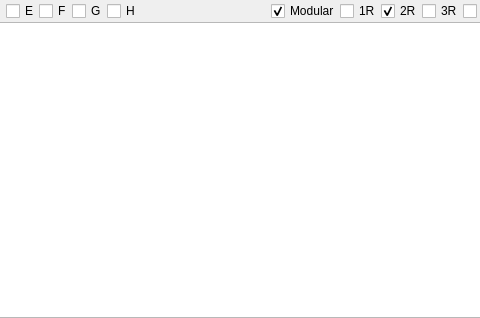
The window that Qt/qt4_mixer_widget.ui (kmatheussen/radium) describes before a commit, drawn with Qt 5; both pictures show x 158 to 638 and y 0 to 318 of the 1039 by 318 pixel window.
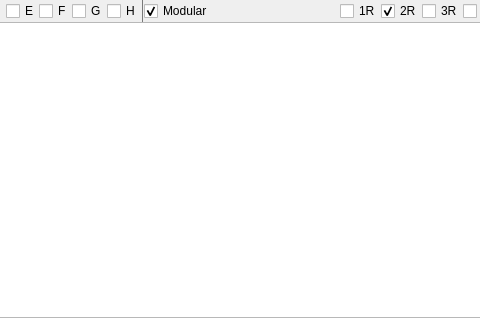
The same window after the commit.

Diff of the .ui file:
```diff
--- a/Qt/qt4_mixer_widget.ui
+++ b/Qt/qt4_mixer_widget.ui
@@ -142,6 +142,501 @@
        </attribute>
       </widget>
      </item>
+     <item>
+      <widget class="Line" name="line_8">
+       <property name="palette">
+        <palette>
+         <active>
+          <colorrole role="WindowText">
+           <brush brushstyle="SolidPattern">
+            <color alpha="255">
+             <red>121</red>
+             <green>121</green>
+             <blue>121</blue>
+            </color>
+           </brush>
+          </colorrole>
+          <colorrole role="Button">
+           <brush brushstyle="SolidPattern">
+            <color alpha="255">
+             <red>174</red>
+             <green>174</green>
+             <blue>174</blue>
+            </color>
+           </brush>
+          </colorrole>
+          <colorrole role="Light">
+           <brush brushstyle="SolidPattern">
+            <color alpha="255">
+             <red>195</red>
+             <green>195</green>
+             <blue>195</blue>
+            </color>
+           </brush>
+          </colorrole>
+          <colorrole role="Midlight">
+           <brush brushstyle="SolidPattern">
+            <color alpha="255">
+             <red>214</red>
+             <green>214</green>
+             <blue>214</blue>
+            </color>
+           </brush>
+          </colorrole>
+          <colorrole role="Dark">
+           <brush brushstyle="SolidPattern">
+            <color alpha="255">
+             <red>87</red>
+             <green>87</green>
+             <blue>87</blue>
+            </color>
+           </brush>
+          </colorrole>
+          <colorrole role="Mid">
+           <brush brushstyle="SolidPattern">
+            <color alpha="255">
+             <red>116</red>
+             <green>116</green>
+             <blue>116</blue>
+            </color>
+           </brush>
+          </colorrole>
+          <colorrole role="Text">
+           <brush brushstyle="SolidPattern">
+            <color alpha="255">
+             <red>84</red>
+             <green>84</green>
+             <blue>84</blue>
+            </color>
+           </brush>
+          </colorrole>
+          <colorrole role="BrightText">
+           <brush brushstyle="SolidPattern">
+            <color alpha="255">
+             <red>205</red>
+             <green>205</green>
+             <blue>205</blue>
+            </color>
+           </brush>
+          </colorrole>
+          <colorrole role="ButtonText">
+           <brush brushstyle="SolidPattern">
+            <color alpha="255">
+             <red>117</red>
+             <green>117</green>
+             <blue>117</blue>
+            </color>
+           </brush>
+          </colorrole>
+          <colorrole role="Base">
+           <brush brushstyle="SolidPattern">
+            <color alpha="255">
+             <red>226</red>
+             <green>226</green>
+             <blue>226</blue>
+            </color>
+           </brush>
+          </colorrole>
+          <colorrole role="Window">
+           <brush brushstyle="SolidPattern">
+            <color alpha="255">
+             <red>174</red>
+             <green>174</green>
+             <blue>174</blue>
+            </color>
+           </brush>
+          </colorrole>
+          <colorrole role="Shadow">
+           <brush brushstyle="SolidPattern">
+            <color alpha="255">
+             <red>84</red>
+             <green>84</green>
+             <blue>84</blue>
+            </color>
+           </brush>
+          </colorrole>
+          <colorrole role="HighlightedText">
+           <brush brushstyle="SolidPattern">
+            <color alpha="255">
+             <red>213</red>
+             <green>213</green>
+             <blue>213</blue>
+            </color>
+           </brush>
+          </colorrole>
+          <colorrole role="AlternateBase">
+           <brush brushstyle="SolidPattern">
+            <color alpha="255">
+             <red>214</red>
+             <green>214</green>
+             <blue>214</blue>
+            </color>
+           </brush>
+          </colorrole>
+          <colorrole role="NoRole">
+           <brush brushstyle="SolidPattern">
+            <color alpha="255">
+             <red>113</red>
+             <green>113</green>
+             <blue>113</blue>
+            </color>
+           </brush>
+          </colorrole>
+          <colorrole role="ToolTipBase">
+           <brush brushstyle="SolidPattern">
+            <color alpha="255">
+             <red>212</red>
+             <green>212</green>
+             <blue>183</blue>
+            </color>
+           </brush>
+          </colorrole>
+          <colorrole role="ToolTipText">
+           <brush brushstyle="SolidPattern">
+            <color alpha="255">
+             <red>92</red>
+             <green>92</green>
+             <blue>92</blue>
+            </color>
+           </brush>
+          </colorrole>
+         </active>
+         <inactive>
+          <colorrole role="WindowText">
+           <brush brushstyle="SolidPattern">
+            <color alpha="255">
+             <red>121</red>
+             <green>121</green>
+             <blue>121</blue>
+            </color>
+           </brush>
+          </colorrole>
+          <colorrole role="Button">
+           <brush brushstyle="SolidPattern">
+            <color alpha="255">
+             <red>174</red>
+             <green>174</green>
+             <blue>174</blue>
+            </color>
+           </brush>
+          </colorrole>
+          <colorrole role="Light">
+           <brush brushstyle="SolidPattern">
+            <color alpha="255">
+             <red>195</red>
+             <green>195</green>
+             <blue>195</blue>
+            </color>
+           </brush>
+          </colorrole>
+          <colorrole role="Midlight">
+           <brush brushstyle="SolidPattern">
+            <color alpha="255">
+             <red>214</red>
+             <green>214</green>
+             <blue>214</blue>
+            </color>
+           </brush>
+          </colorrole>
+          <colorrole role="Dark">
+           <brush brushstyle="SolidPattern">
+            <color alpha="255">
+             <red>87</red>
+             <green>87</green>
+             <blue>87</blue>
+            </color>
+           </brush>
+          </colorrole>
+          <colorrole role="Mid">
+           <brush brushstyle="SolidPattern">
+            <color alpha="255">
+             <red>116</red>
+             <green>116</green>
+             <blue>116</blue>
+            </color>
+           </brush>
+          </colorrole>
+          <colorrole role="Text">
+           <brush brushstyle="SolidPattern">
+            <color alpha="255">
+             <red>84</red>
+             <green>84</green>
+             <blue>84</blue>
+            </color>
+           </brush>
+          </colorrole>
+          <colorrole role="BrightText">
+           <brush brushstyle="SolidPattern">
+            <color alpha="255">
+             <red>205</red>
+             <green>205</green>
+             <blue>205</blue>
+            </color>
+           </brush>
+          </colorrole>
+          <colorrole role="ButtonText">
+           <brush brushstyle="SolidPattern">
+            <color alpha="255">
+             <red>117</red>
+             <green>117</green>
+             <blue>117</blue>
+            </color>
+           </brush>
+          </colorrole>
+          <colorrole role="Base">
+           <brush brushstyle="SolidPattern">
+            <color alpha="255">
+             <red>226</red>
+             <green>226</green>
+             <blue>226</blue>
+            </color>
+           </brush>
+          </colorrole>
+          <colorrole role="Window">
+           <brush brushstyle="SolidPattern">
+            <color alpha="255">
+             <red>174</red>
+             <green>174</green>
+             <blue>174</blue>
+            </color>
+           </brush>
+          </colorrole>
+          <colorrole role="Shadow">
+           <brush brushstyle="SolidPattern">
+            <color alpha="255">
+             <red>84</red>
+             <green>84</green>
+             <blue>84</blue>
+            </color>
+           </brush>
+          </colorrole>
+          <colorrole role="HighlightedText">
+           <brush brushstyle="SolidPattern">
+            <color alpha="255">
+             <red>213</red>
+             <green>213</green>
+             <blue>213</blue>
+            </color>
+           </brush>
+          </colorrole>
+          <colorrole role="AlternateBase">
+           <brush brushstyle="SolidPattern">
+            <color alpha="255">
+             <red>214</red>
+             <green>214</green>
+             <blue>214</blue>
+            </color>
+           </brush>
+          </colorrole>
+          <colorrole role="NoRole">
+           <brush brushstyle="SolidPattern">
+            <color alpha="255">
+             <red>113</red>
+             <green>113</green>
+             <blue>113</blue>
+            </color>
+           </brush>
+          </colorrole>
+          <colorrole role="ToolTipBase">
+           <brush brushstyle="SolidPattern">
+            <color alpha="255">
+             <red>212</red>
+             <green>212</green>
+             <blue>183</blue>
+            </color>
+           </brush>
+          </colorrole>
+          <colorrole role="ToolTipText">
+           <brush brushstyle="SolidPattern">
+            <color alpha="255">
+             <red>92</red>
+             <green>92</green>
+             <blue>92</blue>
+            </color>
+           </brush>
+          </colorrole>
+         </inactive>
+         <disabled>
+          <colorrole role="WindowText">
+           <brush brushstyle="SolidPattern">
+            <color alpha="255">
+             <red>87</red>
+             <green>87</green>
+             <blue>87</blue>
+            </color>
+           </brush>
+          </colorrole>
+          <colorrole role="Button">
+           <brush brushstyle="SolidPattern">
+            <color alpha="255">
+             <red>174</red>
+             <green>174</green>
+             <blue>174</blue>
+            </color>
+           </brush>
+          </colorrole>
+          <colorrole role="Light">
+           <brush brushstyle="SolidPattern">
+            <color alpha="255">
+             <red>195</red>
+             <green>195</green>
+             <blue>195</blue>
+            </color>
+           </brush>
+          </colorrole>
+          <colorrole role="Midlight">
+           <brush brushstyle="SolidPattern">
+            <color alpha="255">
+             <red>214</red>
+             <green>214</green>
+             <blue>214</blue>
+            </color>
+           </brush>
+          </colorrole>
+          <colorrole role="Dark">
+           <brush brushstyle="SolidPattern">
+            <color alpha="255">
+             <red>87</red>
+             <green>87</green>
+             <blue>87</blue>
+            </color>
+           </brush>
+          </colorrole>
+          <colorrole role="Mid">
+           <brush brushstyle="SolidPattern">
+            <color alpha="255">
+             <red>116</red>
+             <green>116</green>
+             <blue>116</blue>
+            </color>
+           </brush>
+          </colorrole>
+          <colorrole role="Text">
+           <brush brushstyle="SolidPattern">
+            <color alpha="255">
+             <red>87</red>
+             <green>87</green>
+             <blue>87</blue>
+            </color>
+           </brush>
+          </colorrole>
+          <colorrole role="BrightText">
+           <brush brushstyle="SolidPattern">
+            <color alpha="255">
+             <red>205</red>
+             <green>205</green>
+             <blue>205</blue>
+            </color>
+           </brush>
+          </colorrole>
+          <colorrole role="ButtonText">
+           <brush brushstyle="SolidPattern">
+            <color alpha="255">
+             <red>87</red>
+             <green>87</green>
+             <blue>87</blue>
+            </color>
+           </brush>
+          </colorrole>
+          <colorrole role="Base">
+           <brush brushstyle="SolidPattern">
+            <color alpha="255">
+             <red>174</red>
+             <green>174</green>
+             <blue>174</blue>
+            </color>
+           </brush>
+          </colorrole>
+          <colorrole role="Window">
+           <brush brushstyle="SolidPattern">
+            <color alpha="255">
+             <red>174</red>
+             <green>174</green>
+             <blue>174</blue>
+            </color>
+           </brush>
+          </colorrole>
+          <colorrole role="Shadow">
+           <brush brushstyle="SolidPattern">
+            <color alpha="255">
+             <red>84</red>
+             <green>84</green>
+             <blue>84</blue>
+            </color>
+           </brush>
+          </colorrole>
+          <colorrole role="HighlightedText">
+           <brush brushstyle="SolidPattern">
+            <color alpha="255">
+             <red>213</red>
+             <green>213</green>
+             <blue>213</blue>
+            </color>
+           </brush>
+          </colorrole>
+          <colorrole role="AlternateBase">
+           <brush brushstyle="SolidPattern">
+            <color alpha="255">
+             <red>174</red>
+             <green>174</green>
+             <blue>174</blue>
+            </color>
+           </brush>
+          </colorrole>
+          <colorrole role="NoRole">
+           <brush brushstyle="SolidPattern">
+            <color alpha="255">
+             <red>113</red>
+             <green>113</green>
+             <blue>113</blue>
+            </color>
+           </brush>
+          </colorrole>
+          <colorrole role="ToolTipBase">
+           <brush brushstyle="SolidPattern">
+            <color alpha="255">
+             <red>212</red>
+             <green>212</green>
+             <blue>183</blue>
+            </color>
+           </brush>
+          </colorrole>
+          <colorrole role="ToolTipText">
+           <brush brushstyle="SolidPattern">
+            <color alpha="255">
+             <red>92</red>
+             <green>92</green>
+             <blue>92</blue>
+            </color>
+           </brush>
+          </colorrole>
+         </disabled>
+        </palette>
+       </property>
+       <property name="frameShadow">
+        <enum>QFrame::Plain</enum>
+       </property>
+       <property name="lineWidth">
+        <number>1</number>
+       </property>
+       <property name="midLineWidth">
+        <number>0</number>
+       </property>
+       <property name="orientation">
+        <enum>Qt::Vertical</enum>
+       </property>
+      </widget>
+     </item>
+     <item>
+      <widget class="QCheckBox" name="show_modular">
+       <property name="text">
+        <string>Modular</string>
+       </property>
+       <property name="checked">
+        <bool>true</bool>
+       </property>
+      </widget>
+     </item>
      <item>
       <spacer name="horizontalSpacer">
        <property name="orientation">
@@ -155,16 +650,6 @@
        </property>
       </spacer>
      </item>
-     <item>
-      <widget class="QCheckBox" name="show_modular">
-       <property name="text">
-        <string>Modular</string>
-       </property>
-       <property name="checked">
-        <bool>true</bool>
-       </property>
-      </widget>
-     </item>
      <item>
       <widget class="QCheckBox" name="rows1">
        <property name="text">
```
